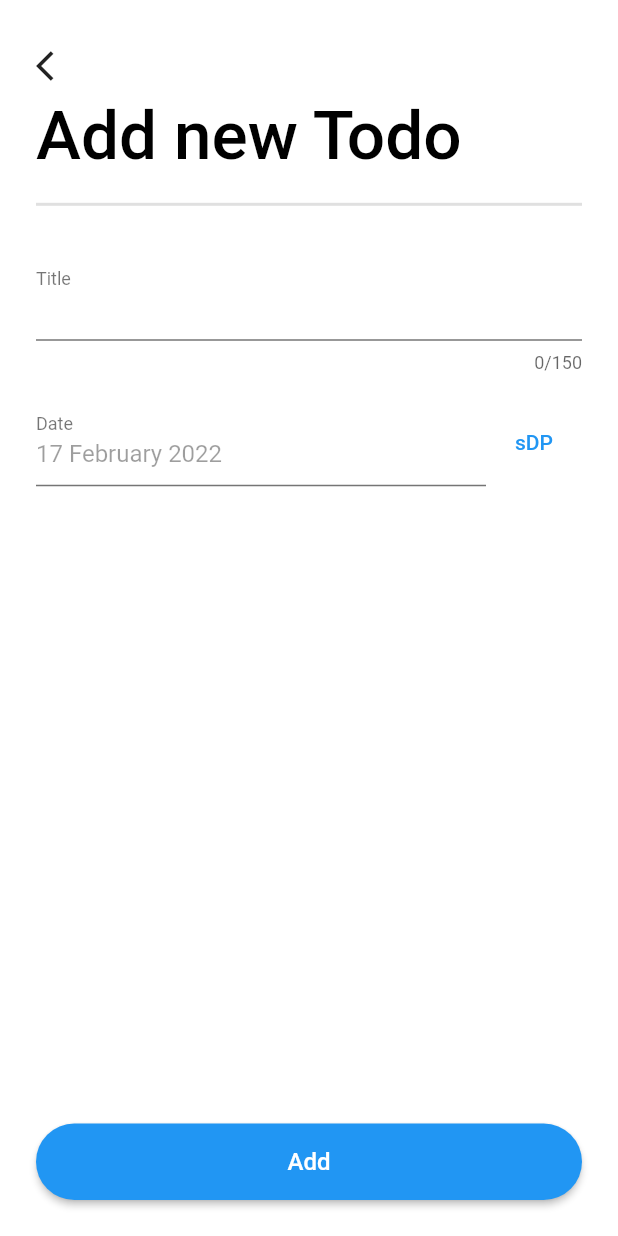
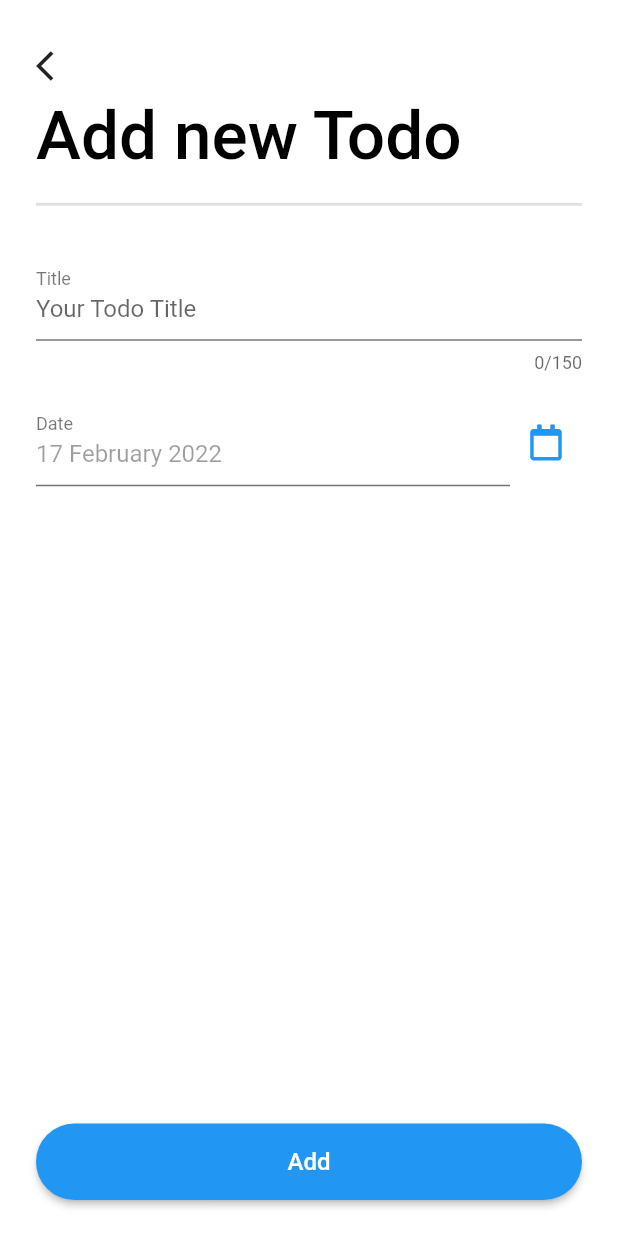
Before and after one commit to voltrans-it-fitz/voltrans-it-fitz, a Flutter app: the screen it shows after launch, after a tap on the "add" icon, on a phone screen of 412 x 824 dp. Run offline on Flutter 3.47's test engine with Material 2 defaults, Android fonts, the phone set to English and light mode, and no system bars; our stand-ins replace font_awesome_flutter; statements that could not run were skipped.

Commit message:
add font awesome, move todo tile into folder

```diff
--- a/lib/todo_tile.dart
+++ b/lib/home/todo_tile.dart
@@ -1,17 +1,16 @@
 import 'package:flutter/material.dart';
 import 'package:provider/provider.dart';
-import 'package:todo_app_fitz/todo_detail/todo_detail_page.dart';
 
-import 'models/models.dart';
+import '../models/models.dart';
+import '../todo_detail/todo_detail_page.dart';
 
 class TodoTile extends StatelessWidget {
-  const TodoTile(this.index, {Key? key}) : super(key: key);
+  const TodoTile(this.todo, {Key? key}) : super(key: key);
 
-  final int index;
+  final Todo todo;
 
   @override
   Widget build(BuildContext context) {
-    final todo = Provider.of<TodoManager>(context).todos[index];
     var lineThrough = TextStyle(
       decoration: todo.isCompleted ? TextDecoration.lineThrough : null,
     );
@@ -21,7 +20,7 @@ class TodoTile extends StatelessWidget {
       onDismissed: (_) => Provider.of<TodoManager>(
         context,
         listen: false,
-      ).deleteTodo(index),
+      ).deleteTodo(todo.id),
       direction: DismissDirection.endToStart,
       key: UniqueKey(), // key distinguishes it from the other items
       child: InkWell(
@@ -44,7 +43,7 @@ class TodoTile extends StatelessWidget {
               value: todo.isCompleted,
               onChanged: (v) {
                 Provider.of<TodoManager>(context, listen: false)
-                    .toggleTodo(index);
+                    .toggleTodo(id: todo.id);
               },
             ),
             subtitle: Text(todo.formattedDate, style: lineThrough),
--- a/lib/todo_detail/todo_form.dart
+++ b/lib/todo_detail/todo_form.dart
@@ -1,4 +1,5 @@
 import 'package:flutter/material.dart';
+import 'package:font_awesome_flutter/font_awesome_flutter.dart';
 import 'package:provider/provider.dart';
 import '../config/config.dart';
 
@@ -39,6 +40,7 @@ class _TodoFormState extends State<TodoForm> {
             maxLength: 150,
             decoration: const InputDecoration(
               label: Text('Title'),
+              hintText: 'Your Todo Title',
             ),
           ),
           const SizedBox(height: SizeConfig.defaultPadding * 2),
@@ -52,9 +54,11 @@ class _TodoFormState extends State<TodoForm> {
                   decoration: const InputDecoration(label: Text('Date')),
                 ),
               ),
-              TextButton(
-                child: const Text('sDP'),
-                // icon: const Icon(Icons.calendar_month),
+              IconButton(
+                icon: const FaIcon(
+                  FontAwesomeIcons.calendar,
+                  color: Colors.blue,
+                ),
                 onPressed: () async {
                   final selectedDate = await showDatePicker(
                     context: context,
@@ -89,9 +93,12 @@ class _TodoFormState extends State<TodoForm> {
                   Navigator.pop(context);
                 } else {}
               },
-              child: const Padding(
-                padding: EdgeInsets.all(SizeConfig.defaultPadding * 2),
-                child: Text('Add', style: TextStyle(fontSize: 16)),
+              child: Padding(
+                padding: const EdgeInsets.all(SizeConfig.defaultPadding * 2),
+                child: Text(
+                  (widget.todo == null) ? 'Add' : 'Update',
+                  style: const TextStyle(fontSize: 16),
+                ),
               ),
               style: ButtonStyle(
                 shape: MaterialStateProperty.all(
--- a/pubspec.yaml
+++ b/pubspec.yaml
@@ -37,6 +37,7 @@ dependencies:
   provider: ^6.0.2
   intl: ^0.17.0
   uuid: ^3.0.5
+  font_awesome_flutter: ^9.2.0
 
 dev_dependencies:
   flutter_test:
```
Also changed, not shown: pubspec.lock.
